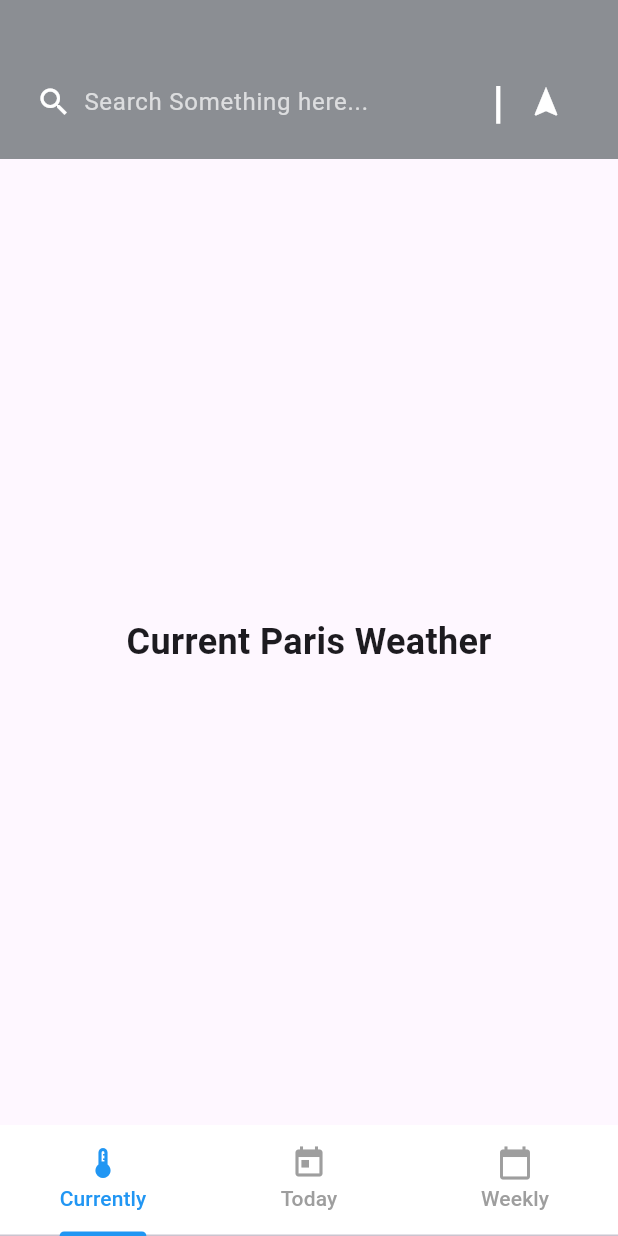
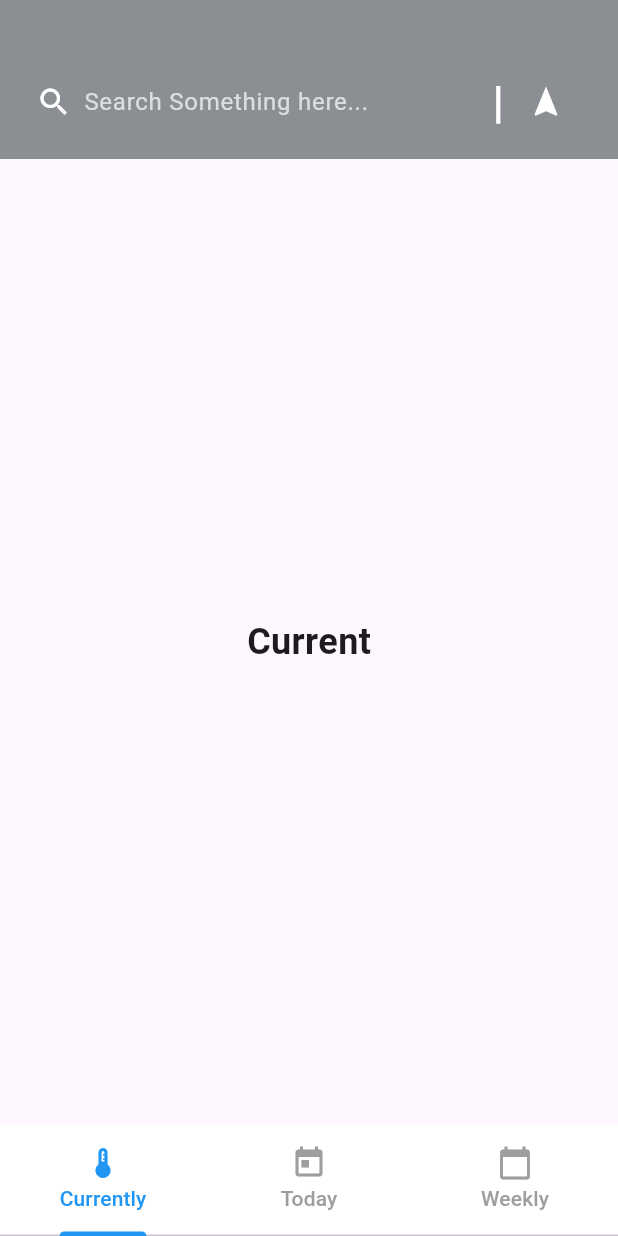
Before and after one commit to pamone74/Level6, a Flutter app: the screen it shows after launch, on a phone screen of 412 x 824 dp. Run offline on Flutter 3.47's test engine with Material 3 defaults, Android fonts, the phone set to English and light mode, and no system bars; our stand-ins replace math_expressions.

Commit message:
First one to store

```diff
--- a/MOB 111/mobileModule01/weather_app/lib/screens/currently_screen.dart
+++ b/MOB 111/mobileModule01/weather_app/lib/screens/currently_screen.dart
@@ -9,7 +9,7 @@ class CurrentWeather extends StatelessWidget {
   @override
   Widget build(BuildContext context) {
     return Container(
-      child: CenteredText('Current Paris Weather'),
+      child: CenteredText('Current'),
     );
   }
 }
--- a/MOB 111/mobileModule01/weather_app/lib/screens/today_screen.dart
+++ b/MOB 111/mobileModule01/weather_app/lib/screens/today_screen.dart
@@ -6,7 +6,7 @@ class TodayWeather extends StatelessWidget {
   @override
   Widget build(BuildContext context) {
     return Container(
-      child: CenteredText( 'Today Paris Weather'),
+      child: CenteredText( 'Today '),
     );
   }
 }
--- a/MOB 111/mobileModule01/weather_app/lib/screens/weekly_screen.dart
+++ b/MOB 111/mobileModule01/weather_app/lib/screens/weekly_screen.dart
@@ -7,7 +7,7 @@ class WeeklyWeather extends StatelessWidget {
   @override
   Widget build(BuildContext context) {
     return Container(
-      child: CenteredText('Weekly Paris Weather'),
+      child: CenteredText('Weekly'),
     );
   }
 }
--- a/MOB 111/mobileModule01/weather_app/lib/widgets/display.dart
+++ b/MOB 111/mobileModule01/weather_app/lib/widgets/display.dart
@@ -4,8 +4,14 @@ import 'package:weather_app/screens/currently_screen.dart';
 import 'package:weather_app/screens/today_screen.dart';
 import 'package:weather_app/screens/weekly_screen.dart';
 
-class DisplayWidget extends StatelessWidget {
+class DisplayWidget extends StatefulWidget {
   const DisplayWidget({super.key});
+
+  @override
+  State<DisplayWidget> createState() => _DisplayWidgetState();
+}
+
+class _DisplayWidgetState extends State<DisplayWidget> {
 
   @override
   Widget build(BuildContext context) {
@@ -51,6 +57,7 @@ class DisplayWidget extends StatelessWidget {
                     icon: const Icon(Icons.navigation, color: Colors.white),
                     onPressed: () {
                       // Add location fetching logic here
+
                     },
                   ),
                 ],
```
Also changed, not shown: MOB 111/mobileModule01/weather_app/pubspec.lock.
